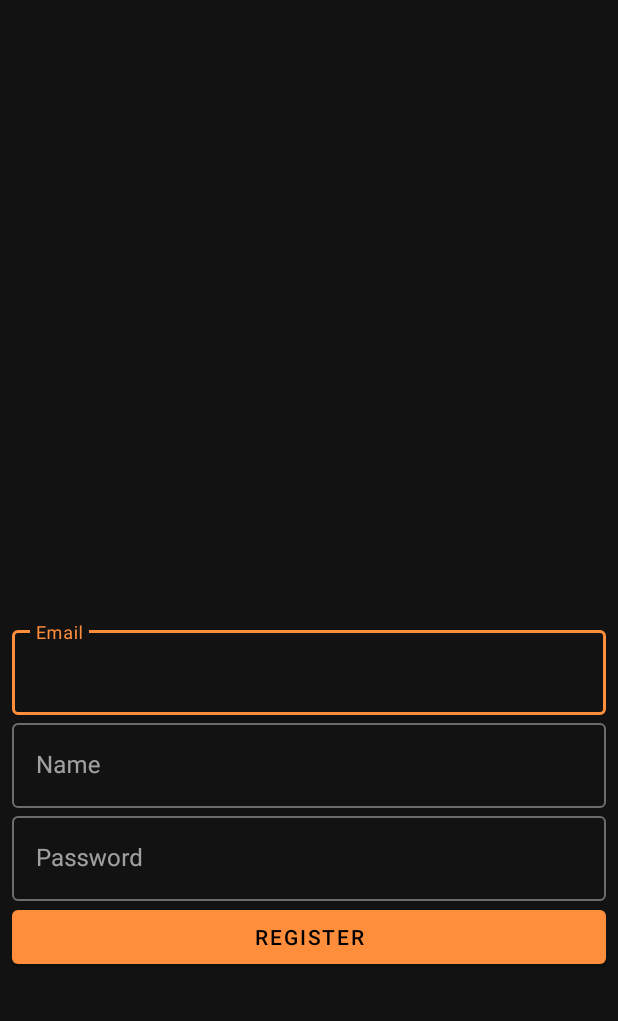
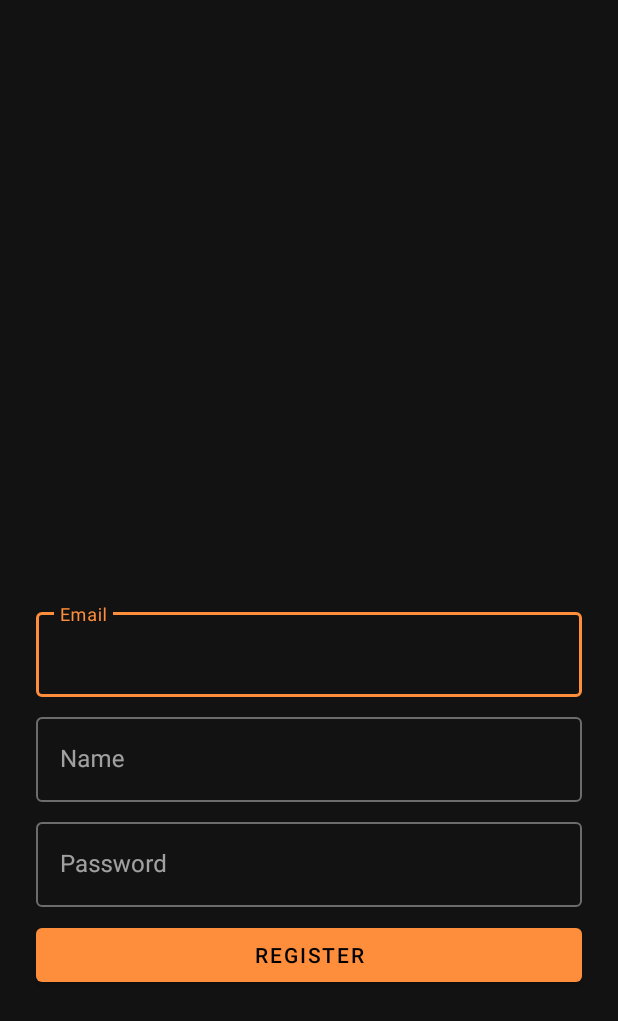
Before and after one commit to Gymodo/App, an Android app: the RegisterActivity screen opened directly, with no data from a screen before it, on a phone screen of 412 x 824 dp. Shown: the top 1021 px of the screen. Run offline under Robolectric (Android 15) with nearby library versions, the phone set to English and light mode, and no system bars.

Commit message:
adjust login and register

```diff
--- a/app/src/main/res/layout/activity_register.xml
+++ b/app/src/main/res/layout/activity_register.xml
@@ -10,6 +10,7 @@
         android:id="@+id/linearLayout"
         android:layout_width="0dp"
         android:layout_height="0dp"
+        android:layout_margin="24dp"
         android:layout_marginStart="8dp"
         android:layout_marginTop="8dp"
         android:layout_marginEnd="8dp"
@@ -32,7 +33,8 @@
         <com.google.android.material.textfield.TextInputLayout
             style="@style/Widget.MaterialComponents.TextInputLayout.OutlinedBox"
             android:layout_width="match_parent"
-            android:layout_height="wrap_content">
+            android:layout_height="wrap_content"
+            android:layout_marginBottom="8dp">
 
             <com.google.android.material.textfield.TextInputEditText
                 android:id="@+id/inputTextEmail"
@@ -45,7 +47,8 @@
         <com.google.android.material.textfield.TextInputLayout
             style="@style/Widget.MaterialComponents.TextInputLayout.OutlinedBox"
             android:layout_width="match_parent"
-            android:layout_height="wrap_content">
+            android:layout_height="wrap_content"
+            android:layout_marginBottom="8dp">
 
             <com.google.android.material.textfield.TextInputEditText
                 android:id="@+id/inputTextName"
@@ -58,7 +61,8 @@
         <com.google.android.material.textfield.TextInputLayout
             style="@style/Widget.MaterialComponents.TextInputLayout.OutlinedBox"
             android:layout_width="match_parent"
-            android:layout_height="wrap_content">
+            android:layout_height="wrap_content"
+            android:layout_marginBottom="8dp">
 
             <com.google.android.material.textfield.TextInputEditText
                 android:id="@+id/inputTextPassword"
```
Also changed, not shown: app/src/main/res/layout/activity_login.xml (+5 -6 lines).
